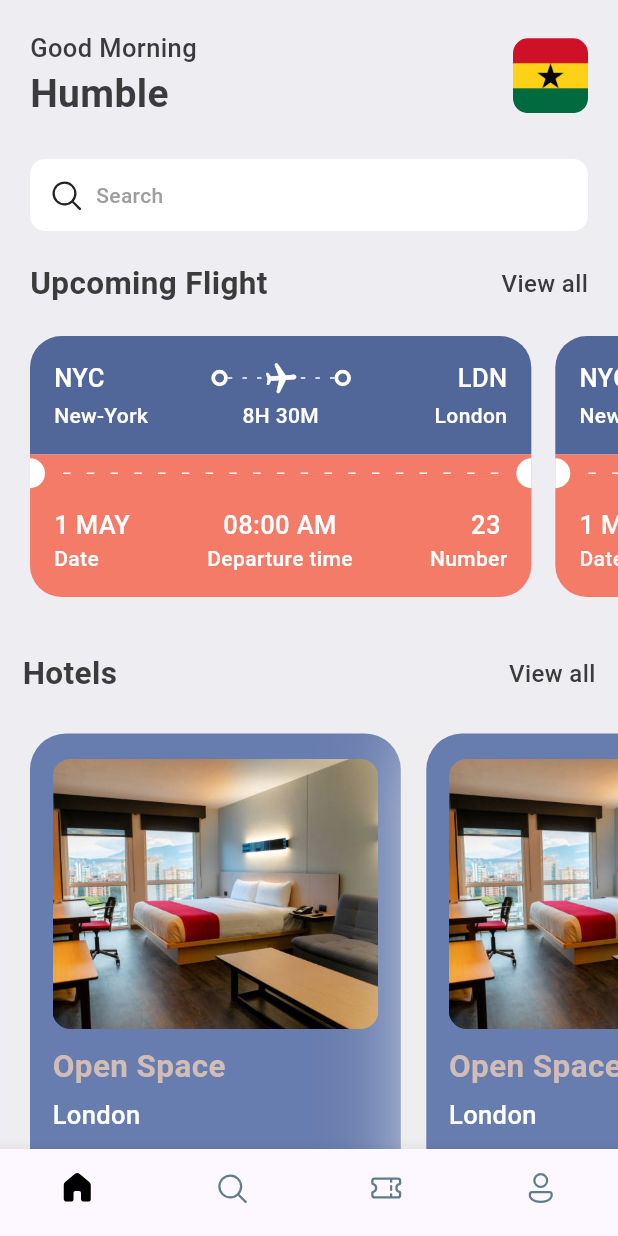
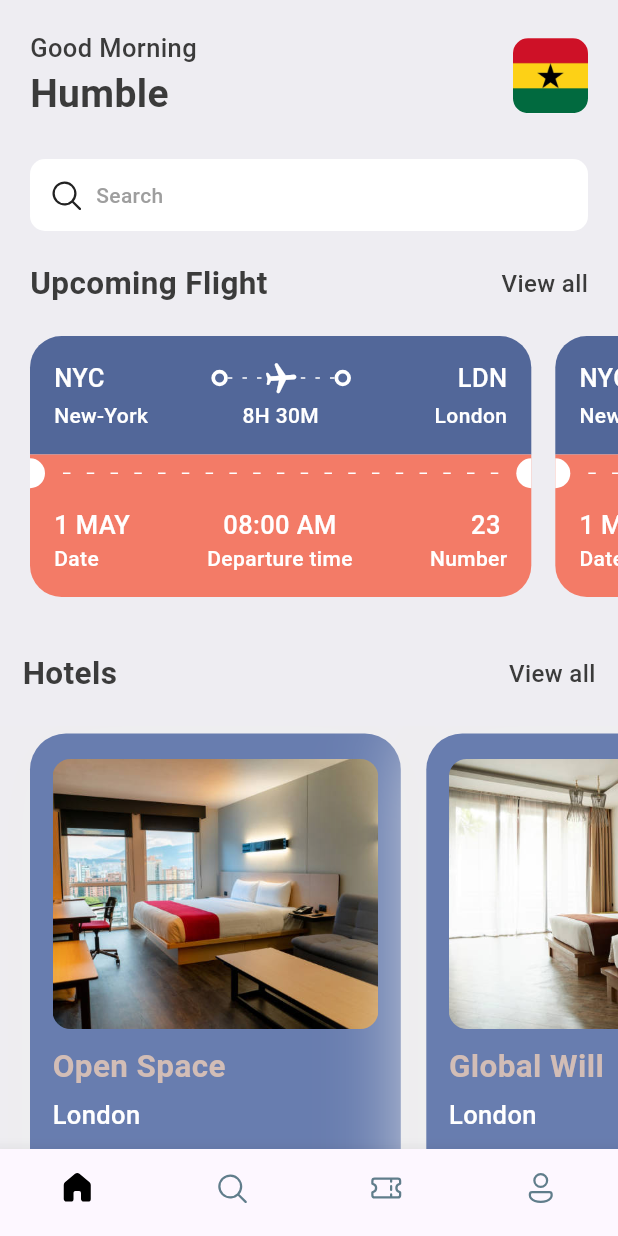
Before and after one commit to HumbleGh/tickets_app, a Flutter app: the screen it shows after launch, on a phone screen of 412 x 824 dp. Run offline on Flutter 3.47's test engine with Material 2 defaults, Android fonts, the phone set to English and light mode, and no system bars; our stand-ins replace fluentui_system_icons, gap.

Commit message:
minor changes

```diff
--- a/lib/screens/homepage.dart
+++ b/lib/screens/homepage.dart
@@ -2,6 +2,7 @@ import 'package:flutter/material.dart';
 import 'package:gap/gap.dart';
 import 'package:tickets_app/screens/hotel_view.dart';
 import 'package:tickets_app/screens/tickets_view.dart';
+import 'package:tickets_app/utils/app_info_list.dart';
 import 'package:tickets_app/utils/app_style.dart';
 import 'package:fluentui_system_icons/fluentui_system_icons.dart';
 
@@ -128,13 +129,13 @@ class _HomePageState extends State<HomePage> {
           ),
         ),
         const Gap(20),
-        const SingleChildScrollView(
+        SingleChildScrollView(
           scrollDirection: Axis.horizontal,
-          padding: EdgeInsets.only(left: 20),
+          padding: const EdgeInsets.only(left: 20),
           child: Row(children: [
-            HotelView(),
-            HotelView(),
-            HotelView(),
+            ...hotelList
+                .map((singleHotel) => HotelView(hotel: singleHotel))
+                .toList(),
           ]),
         ),
         const Gap(20)
--- a/lib/screens/hotel_view.dart
+++ b/lib/screens/hotel_view.dart
@@ -4,10 +4,12 @@ import 'package:tickets_app/utils/app_layout.dart';
 import 'package:tickets_app/utils/app_style.dart';
 
 class HotelView extends StatelessWidget {
-  const HotelView({super.key});
+  final Map<String, dynamic> hotel;
+  const HotelView({super.key, required this.hotel});
 
   @override
   Widget build(BuildContext context) {
+    // print('Hotel price is ${hotel['price']}');
     final size = AppLayout.getSize(context);
     return Container(
       width: size.width * 0.6,
@@ -25,25 +27,23 @@ class HotelView extends StatelessWidget {
             decoration: BoxDecoration(
                 borderRadius: BorderRadius.circular(12),
                 color: Styles.primaryColor,
-                image: const DecorationImage(
-                    image: AssetImage(
-                      'assets/images/hotel1.jpg',
-                    ),
+                image: DecorationImage(
+                    image: AssetImage("assets/images/${hotel['image']}"),
                     fit: BoxFit.cover)),
           ),
           const Gap(10),
           Text(
-            'Open Space',
+            hotel['place'],
             style: Styles.headLineStyle2.copyWith(color: Styles.kakiColor),
           ),
           const Gap(5),
           Text(
-            'London',
+            hotel['destination'],
             style: Styles.headLineStyle3.copyWith(color: Colors.white),
           ),
           const Gap(8),
           Text(
-            '40/Night',
+            "${hotel['price']}/Night",
             style: Styles.headLineStyle1.copyWith(color: Styles.kakiColor),
           ),
         ],
--- a/lib/utils/app_info_list.dart
+++ b/lib/utils/app_info_list.dart
@@ -1,18 +1,18 @@
 List<Map<String, dynamic>> hotelList = [
   {
-    'image': 'one.png',
+    'image': 'hotel1.jpg',
     'place': 'Open Space',
     'destination': 'London',
     'price': 25
   },
   {
-    'image': 'two.png',
+    'image': 'hotel2.jpg',
     'place': 'Global Will',
     'destination': 'London',
     'price': 40
   },
   {
-    'image': 'three.png',
+    'image': 'hotel3.jpg',
     'place': 'Tallest Building',
     'destination': 'Dubai',
     'price': 68
```
